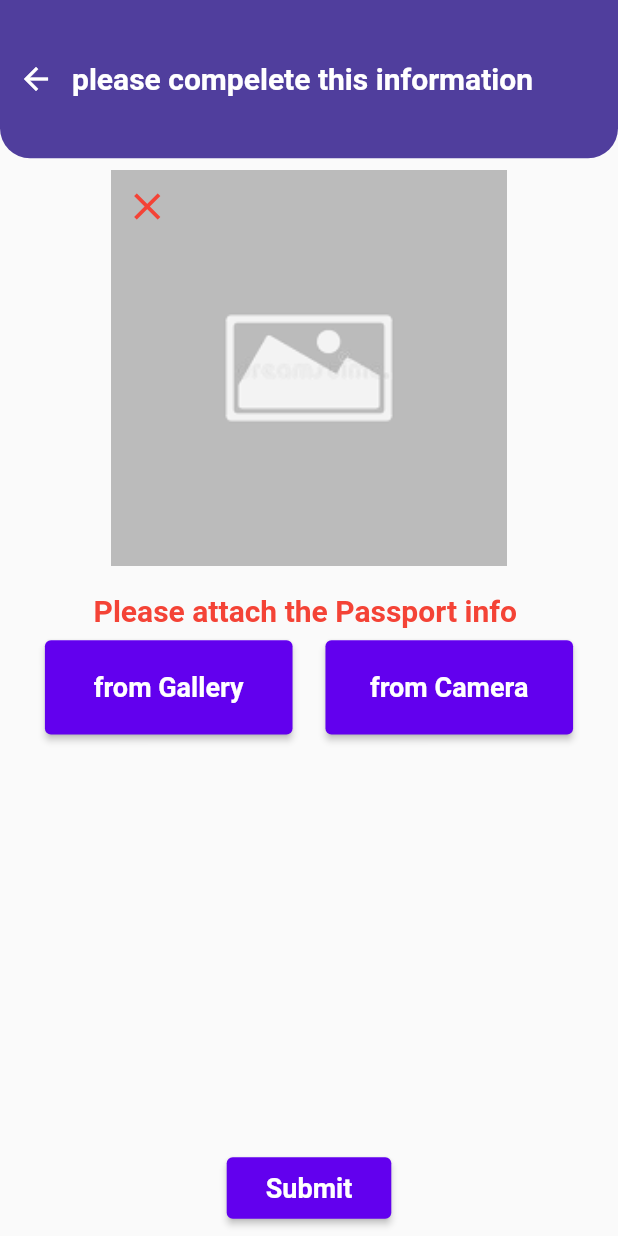
After one commit to moaazsalama/phone_app, a Flutter app: the PrescriptionData screen opened by its route, on a phone screen of 412 x 824 dp. The commit adds this screen. Run offline on Flutter 3.47's test engine with Material 2 defaults, Android fonts, the phone set to English and light mode, and no system bars; drawn by our look-alikes of oktoast; our stand-ins replace cloud_firestore, country_code_picker, file_picker, firebase_auth, firebase_core, firebase_storage and 6 more; missing offline and left inert: gsheets, numeric_keyboard; accounts and stored records are empty; project files that could hold a hidden picture were left out; key blocks and very long unbroken strings in the code were emptied for the run.

Commit message:
PrescriptionData Added

```diff
--- a/lib/main.dart
+++ b/lib/main.dart
@@ -13,6 +13,7 @@ import 'package:phone_lap/pages/login_page.dart';
 import 'package:phone_lap/pages/orders_page.dart';
 import 'package:phone_lap/pages/otp_page.dart';
 import 'package:phone_lap/pages/pcr_data_page.dart';
+import 'package:phone_lap/pages/prescription_data.dart';
 import 'package:phone_lap/pages/search_page.dart';
 import 'package:phone_lap/providers/analyzer.dart';
 import 'package:phone_lap/providers/auth.dart';
@@ -147,6 +148,7 @@ class App extends StatelessWidget {
             BloodPage.routeName: (context) => const BloodPage(),
             SearchPage.routeName: (context) => SearchPage(),
             AdminPage.routeName: (context) => const AdminPage(),
+            PrescriptionData.routeName: (context) => PrescriptionData(),
           },
           home: Consumer<AuthProvider>(
             builder: (context, authProvider, child) {
--- /dev/null
+++ b/lib/pages/prescription_data.dart
@@ -0,0 +1,285 @@
+import 'dart:io';
+
+import 'package:firebase_storage/firebase_storage.dart' as firebase_storage;
+import 'package:flutter/material.dart';
+import 'package:image_picker/image_picker.dart';
+import 'package:oktoast/oktoast.dart';
+import 'package:phone_lap/helpers/size_config.dart';
+import 'package:phone_lap/models/analysis.dart';
+import 'package:phone_lap/models/analyzer.dart';
+import 'package:phone_lap/providers/analyzer.dart';
+import 'package:phone_lap/providers/order.dart';
+import 'package:phone_lap/widgets/button.dart';
+import 'package:provider/provider.dart';
+
+class PrescriptionData extends StatefulWidget {
+  static String routeName = 'prescription_data';
+  @override
+  State<PrescriptionData> createState() => _PrescriptionDataState();
+}
+
+class _PrescriptionDataState extends State<PrescriptionData> {
+  final TextEditingController _lineController = TextEditingController();
+  final TextEditingController _countryController = TextEditingController();
+  ImageProvider? image;
+  final ImagePicker imagePicker = ImagePicker();
+  File? _imageFile;
+  File? _pickedImage;
+  bool isLoading = false;
+  @override
+  void initState() {
+    super.initState();
+    if (_imageFile == null)
+      image = const AssetImage('assets/img/placeholder.png');
+    else
+      image = FileImage(_imageFile!);
+
+    print('dd');
+  }
+
+  @override
+  Widget build(BuildContext context) {
+    final provider = Provider.of<AnalyzerProvider>(context);
+    SizeConfig().init(context);
+    return Scaffold(
+      body: isLoading
+          ? Stack(
+              children: [
+                Container(
+                  color: Theme.of(context).primaryColor,
+                ),
+                Opacity(
+                  opacity: 0.2,
+                  child: Container(
+                    width: double.infinity,
+                    height: double.infinity,
+                    decoration: const BoxDecoration(
+                        image: DecorationImage(
+                            image: AssetImage('assets/img/background.PNG'),
+                            fit: BoxFit.fitHeight)),
+                  ),
+                ),
+                Container(
+                  alignment: Alignment.center,
+                  child: Column(
+                    mainAxisAlignment: MainAxisAlignment.center,
+                    children: [
+                      const CircularProgressIndicator.adaptive(
+                        backgroundColor: Colors.white,
+                      ),
+                      SizedBox(
+                        height: getProportionateScreenHeight(20),
+                      ),
+                      const Text(
+                        'please wait seconds to compelete your request',
+                        textAlign: TextAlign.center,
+                        softWrap: true,
+                        style: TextStyle(
+                            color: Colors.white,
+                            fontSize: 16,
+                            fontWeight: FontWeight.bold),
+                      ),
+                    ],
+                  ),
+                ),
+              ],
+            )
+          : SingleChildScrollView(
+              child: Column(
+                children: [
+                  Container(
+                    width: SizeConfig.screenWidth,
+                    height: getProportionateScreenHeight(100),
+                    decoration: BoxDecoration(
+                        color: Theme.of(context).primaryColor,
+                        borderRadius: const BorderRadius.vertical(
+                          bottom: Radius.circular(20),
+                        )),
+                    alignment: const Alignment(0, 0),
+                    child: Row(
+                      children: [
+                        IconButton(
+                            onPressed: () => Navigator.pop(context),
+                            icon: const Icon(
+                              Icons.arrow_back,
+                              color: Colors.white,
+                            )),
+                        const Text(
+                          'please compelete this information',
+                          style: TextStyle(
+                              color: Colors.white,
+                              fontSize: 20,
+                              fontWeight: FontWeight.bold),
+                        ),
+                      ],
+                    ),
+                  ),
+                  SizedBox(
+                    height: SizeConfig.screenHeight -
+                        getProportionateScreenHeight(100),
+                    child: Padding(
+                      padding: const EdgeInsets.all(8.0),
+                      child: Column(
+                        mainAxisAlignment: MainAxisAlignment.center,
+                        children: [
+                          Stack(
+                            children: [
+                              Image(
+                                image: image!,
+                                fit: BoxFit.cover,
+                                height: getProportionateScreenHeight(250),
+                              ),
+                              IconButton(
+                                alignment: Alignment.center,
+                                onPressed: () {
+                                  setState(() {
+                                    image = const AssetImage(
+                                        'assets/img/placeholder.png');
+                                    _pickedImage = null;
+                                  });
+                                },
+                                icon: const Icon(
+                                  Icons.close,
+                                  size: 30,
+                                ),
+                                color: Colors.red,
+                                highlightColor: Colors.red,
+                              )
+                            ],
+                          ),
+                          SizedBox(
+                            height: getProportionateScreenHeight(10),
+                          ),
+                          const Padding(
+                            padding: EdgeInsets.all(8.0),
+                            child: Text(
+                              'Please attach the Passport info ',
+                              style: TextStyle(
+                                  color: Colors.red,
+                                  fontSize: 20,
+                                  fontWeight: FontWeight.bold),
+                            ),
+                          ),
+                          Row(
+                            crossAxisAlignment: CrossAxisAlignment.end,
+                            mainAxisAlignment: MainAxisAlignment.spaceEvenly,
+                            children: [
+                              Button(
+                                  width: getProportionateScreenWidth(150),
+                                  height: 60,
+                                  title: 'from Gallery',
+                                  onPressed: () async {
+                                    try {
+                                      final result =
+                                          await imagePicker.pickImage(
+                                              source: ImageSource.gallery);
+
+                                      if (result != null)
+                                        setState(() {
+                                          _imageFile = File(result.path);
+                                          _pickedImage = _imageFile;
+                                          image = FileImage(_imageFile!);
+                                        });
+                                    } catch (e) {
+                                      print(e.toString());
+                                    }
+                                  }),
+                              Button(
+                                  height: 60,
+                                  width: getProportionateScreenWidth(150),
+                                  title: 'from Camera',
+                                  onPressed: () async {
+                                    try {
+                                      final result =
+                                          await imagePicker.pickImage(
+                                              source: ImageSource.camera);
+
+                                      if (result != null)
+                                        setState(() {
+                                          print(result.path);
+                                          _imageFile = File(result.path);
+                                          _pickedImage = _imageFile;
+                                          image = FileImage(_imageFile!);
+                                        });
+                                    } catch (e) {
+                                      print(e.toString());
+                                    }
+                                  }),
+                            ],
+                          ),
+                          const Expanded(child: SizedBox()),
+                          Button(
+                            title: 'Submit',
+                            onPressed: () {
+                              onSubmit(provider.analyzer!);
+                            },
+                          )
+                        ],
+                      ),
+                    ),
+                  ),
+                ],
+              ),
+            ),
+    );
+  }
+
+  Future<void> onSubmit(Analyzer user) async {
+    if (_pickedImage == null) {
+      showToast(
+        'please insert passport image',
+        duration: const Duration(seconds: 2),
+        position: ToastPosition.center,
+        backgroundColor: Theme.of(context).primaryColor.withOpacity(0.8),
+        animationCurve: Curves.easeIn,
+        animationDuration: const Duration(milliseconds: 500),
+        radius: 3.0,
+        textStyle: const TextStyle(fontSize: 20.0, color: Colors.black),
+      );
+    } else {
+      try {
+        setState(() {
+          isLoading = true;
+        });
+        final taskSnapshot = await firebase_storage.FirebaseStorage.instance
+            .ref()
+            .child('${user.analyzerId}/${_pickedImage!.path.split('/').last}')
+            .putFile(_pickedImage!);
+        final s = await taskSnapshot.ref.getDownloadURL();
+        final orderItem = OrderItem(
+            analysis: Analysis(
+                name: 'PrescriptionData',
+                analysisType: 'PrescriptionData',
+                price: '500'),
+            user: user,
+            id: 'id',
+            dateTime: DateTime.now(),
+            passportImageUrl: s,
+            //flightLine: _lineController.text,
+            //travlingCountry: _countryController.text,
+            isDeliverd: 'no');
+        // ignore: prefer_final_locals
+        var map = orderItem.toMap();
+        map.remove('id');
+        await Provider.of<Orders>(context, listen: false)
+            .sendOrder(orderItem, 'pcrTravel');
+      } catch (e) {
+        print(e.toString());
+      }
+
+      setState(() {
+        isLoading = false;
+      });
+
+      Navigator.pop(context);
+      showToast(
+        'Request Sent Successfuly',
+        duration: const Duration(seconds: 2),
+        position: ToastPosition.center,
+        backgroundColor: Colors.black.withOpacity(0.8),
+        radius: 3.0,
+        textStyle: const TextStyle(fontSize: 20.0),
+      );
+    }
+  }
+}
```
Also changed, not shown: lib/pages/home_page.dart (+8 -0 lines).
